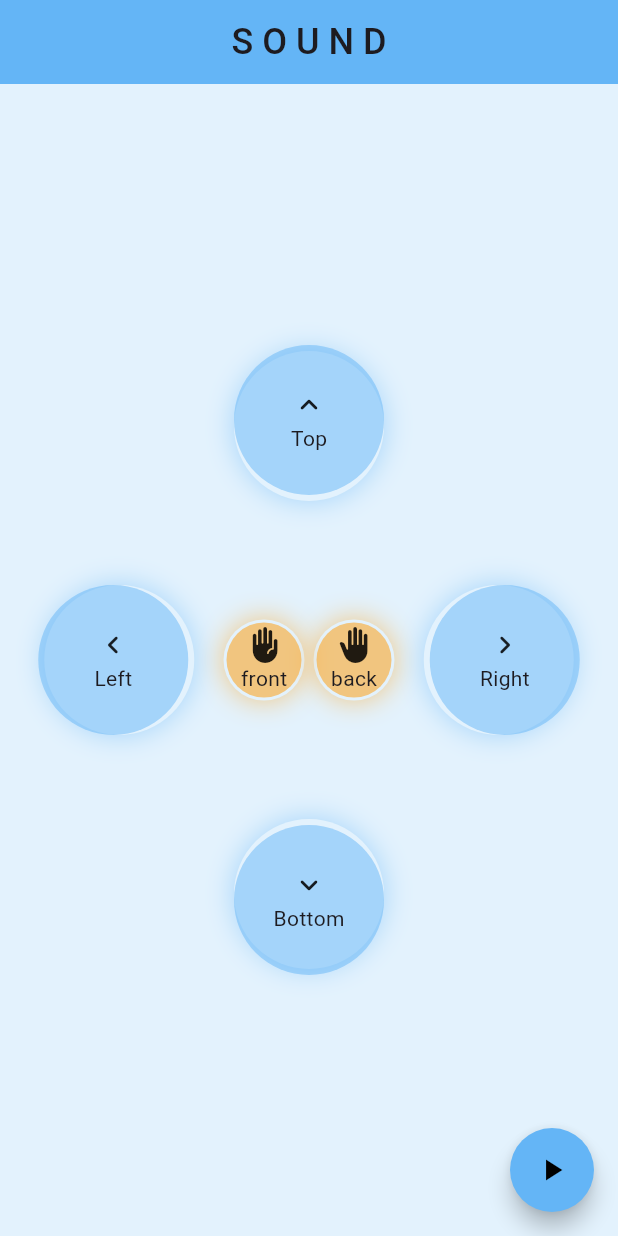
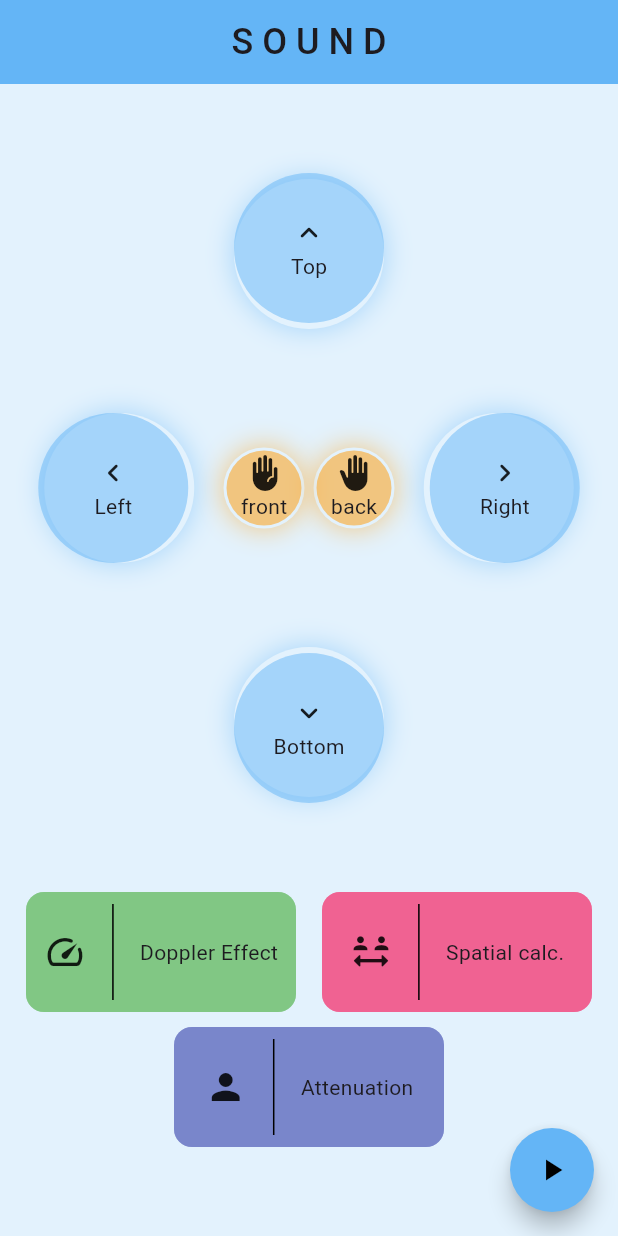
Before and after one commit to mojit-r/sound_space, a Flutter app: the screen it shows after launch, on a phone screen of 412 x 824 dp. Run offline on Flutter 3.47's test engine with Material 3 defaults, Android fonts, the phone set to English and light mode, and no system bars; missing offline and left inert: flutter_soloud.

Commit message:
added Rectangular buttons UI

```diff
--- a/lib/screen/homescreen.dart
+++ b/lib/screen/homescreen.dart
@@ -2,6 +2,7 @@ import 'package:flutter/material.dart';
 import 'package:provider/provider.dart';
 import 'package:sound_space/provider/audio_provider.dart';
 import 'package:sound_space/widgets/circular_button.dart';
+import 'package:sound_space/widgets/rectangular_button.dart';
 
 class HomeScreen extends StatefulWidget {
   const HomeScreen({super.key});
@@ -32,89 +33,37 @@ class _HomeScreenState extends State<HomeScreen> {
         backgroundColor: Colors.blue.shade300,
       ),
       body: Column(
-        mainAxisAlignment: MainAxisAlignment.center,
+        mainAxisAlignment: MainAxisAlignment.spaceEvenly,
         children: [
-          circularButton(
-            onTap: () {
-              audio.directSound(0.0, 5.0, 0.0);
-              debugPrint('⬆️ sound playing from the top');
-            },
-            icon: Icons.keyboard_arrow_up_rounded,
-            label: 'Top',
-            shadowOffset: const Offset(0, 4),
-          ),
-
-          const SizedBox(height: 60),
-
-          Row(
-            mainAxisAlignment: MainAxisAlignment.spaceEvenly,
+          _upperSection(audio),
+          Column(
             children: [
-              circularButton(
-                onTap: () {
-                  audio.directSound(-5.0, 0.0, 0.0);
-                  debugPrint('⬅️ sound playing from the left');
-                },
-                icon: Icons.keyboard_arrow_left_rounded,
-                label: 'Left',
-                shadowOffset: const Offset(4, 0),
-              ),
-
               Row(
+                mainAxisAlignment: MainAxisAlignment.spaceEvenly,
                 children: [
-                  circularButton(
-                    onTap: () {
-                      audio.directSound(0.0, 0.0, -5.0);
-                      debugPrint('✋ sound playing from front');
-                    },
-                    icon: Icons.front_hand_rounded,
-                    label: 'front',
-                    shadowOffset: const Offset(0, 0),
-                    color: Colors.orange,
-                    height: 50,
-                    width: 50,
-                    shadowSpreadRadius: 2,
+                  RectangularButton(
+                    onTap: () {},
+                    label: 'Doppler Effect',
+                    icon: Icons.speed_rounded,
+                    color: Colors.green.shade300,
                   ),
-
-                  const SizedBox(width: 10),
-
-                  circularButton(
-                    onTap: () {
-                      audio.directSound(0.0, 0.0, 5.0);
-                      debugPrint('🤚 sound playing from back');
-                    },
-                    icon: Icons.back_hand_rounded,
-                    label: 'back',
-                    shadowOffset: const Offset(0, 0),
-                    color: Colors.orange,
-                    height: 50,
-                    width: 50,
-                    shadowSpreadRadius: 2,
+                  RectangularButton(
+                    onTap: () {},
+                    label: 'Spatial calc.',
+                    icon: Icons.social_distance_rounded,
+                    color: Colors.pink.shade300,
                   ),
                 ],
               ),
 
-              circularButton(
-                onTap: () {
-                  audio.directSound(5.0, 0.0, 0.0);
-                  debugPrint('➡️ sound playing from right');
-                },
-                icon: Icons.keyboard_arrow_right_rounded,
-                label: 'Right',
-                shadowOffset: const Offset(-4, 0),
+              const SizedBox(height: 10),
+              RectangularButton(
+                onTap: () {},
+                label: 'Attenuation',
+                icon: Icons.person,
+                color: Colors.indigo.shade300,
               ),
             ],
-          ),
-
-          const SizedBox(height: 60),
-
-          circularButton(
-            onTap: () {
-              audio.directSound(0.0, -5.0, 0.0);
-              debugPrint('⬇️ sound playing from bottom');
-            },
-            icon: Icons.keyboard_arrow_down_rounded,
-            label: 'Bottom',
-            shadowOffset: const Offset(0, -4),
           ),
         ],
       ),
@@ -132,4 +81,94 @@ class _HomeScreenState extends State<HomeScreen> {
       ),
     );
   }
+
+  Column _upperSection(AudioProvider audio) {
+    return Column(
+      mainAxisAlignment: MainAxisAlignment.center,
+      children: [
+        CircularButton(
+          onTap: () {
+            audio.directSound(0.0, 5.0, 0.0);
+            debugPrint('⬆️ sound playing from the top');
+          },
+          icon: Icons.keyboard_arrow_up_rounded,
+          label: 'Top',
+          shadowOffset: const Offset(0, 4),
+        ),
+
+        const SizedBox(height: 60),
+
+        Row(
+          mainAxisAlignment: MainAxisAlignment.spaceEvenly,
+          children: [
+            CircularButton(
+              onTap: () {
+                audio.directSound(-5.0, 0.0, 0.0);
+                debugPrint('⬅️ sound playing from the left');
+              },
+              icon: Icons.keyboard_arrow_left_rounded,
+              label: 'Left',
+              shadowOffset: const Offset(4, 0),
+            ),
+
+            Row(
+              children: [
+                CircularButton(
+                  onTap: () {
+                    audio.directSound(0.0, 0.0, -5.0);
+                    debugPrint('✋ sound playing from front');
+                  },
+                  icon: Icons.front_hand_rounded,
+                  label: 'front',
+                  shadowOffset: const Offset(0, 0),
+                  color: Colors.orange,
+                  height: 50,
+                  width: 50,
+                  shadowSpreadRadius: 2,
+                ),
+
+                const SizedBox(width: 10),
+
+                CircularButton(
+                  onTap: () {
+                    audio.directSound(0.0, 0.0, 5.0);
+                    debugPrint('🤚 sound playing from back');
+                  },
+                  icon: Icons.back_hand_rounded,
+                  label: 'back',
+                  shadowOffset: const Offset(0, 0),
+                  color: Colors.orange,
+                  height: 50,
+                  width: 50,
+                  shadowSpreadRadius: 2,
+                ),
+              ],
+            ),
+
+            CircularButton(
+              onTap: () {
+                audio.directSound(5.0, 0.0, 0.0);
+                debugPrint('➡️ sound playing from right');
+              },
+              icon: Icons.keyboard_arrow_right_rounded,
+              label: 'Right',
+              shadowOffset: const Offset(-4, 0),
+            ),
+          ],
+        ),
+
+        const SizedBox(height: 60),
+
+        CircularButton(
+          onTap: () {
+            audio.directSound(0.0, -5.0, 0.0);
+            debugPrint('⬇️ sound playing from bottom');
+          },
+          icon: Icons.keyboard_arrow_down_rounded,
+          label: 'Bottom',
+          shadowOffset: const Offset(0, -4),
+        ),
+      ],
+    );
+  }
 }
--- a/lib/widgets/circular_button.dart
+++ b/lib/widgets/circular_button.dart
@@ -1,15 +1,29 @@
 import 'package:flutter/material.dart';
 
-Widget circularButton({
-  required VoidCallback onTap,
-  required IconData icon,
-  required Offset shadowOffset,
-  String label = '',
-  Color color = const Color.fromRGBO(100, 181, 246, 1),
-  double height = 100,
-  double width = 100,
-  double shadowSpreadRadius = 0,
-}) {
+class CircularButton extends StatelessWidget {
+  final VoidCallback onTap;
+  final IconData icon;
+  final Offset shadowOffset;
+  final String label;
+  final Color color;
+  final double height;
+  final double width;
+  final double shadowSpreadRadius;
+
+  const CircularButton({
+    super.key,
+    required this.onTap,
+    required this.icon,
+    required this.shadowOffset,
+    this.label = '',
+    this.color = const Color.fromRGBO(100, 181, 246, 1),
+    this.height = 100,
+    this.width = 100,
+    this.shadowSpreadRadius = 0,
+  });
+
+  @override
+  Widget build(BuildContext context) {
     return GestureDetector(
       onTap: onTap,
       child: Container(
@@ -35,3 +49,4 @@ Widget circularButton({
       ),
     );
   }
+}
--- /dev/null
+++ b/lib/widgets/rectangular_button.dart
@@ -0,0 +1,44 @@
+import 'package:flutter/material.dart';
+
+class RectangularButton extends StatelessWidget {
+  final VoidCallback onTap;
+  final String label;
+  final IconData icon;
+  final Color color;
+
+  const RectangularButton({
+    super.key,
+    required this.onTap,
+    required this.label,
+    required this.icon,
+    required this.color,
+  });
+
+  @override
+  Widget build(BuildContext context) {
+    return GestureDetector(
+      onTap: onTap,
+      child: Container(
+        height: 80,
+        width: 180,
+        decoration: BoxDecoration(
+          shape: BoxShape.rectangle,
+          borderRadius: BorderRadius.circular(12),
+          color: color,
+          boxShadow: [BoxShadow(color: color.withValues(alpha: 0.5))],
+        ),
+        child: Row(
+          mainAxisAlignment: MainAxisAlignment.center,
+          crossAxisAlignment: CrossAxisAlignment.center,
+          children: [
+            Icon(icon, size: 28),
+            const SizedBox(width: 10),
+            const VerticalDivider(color: Colors.black, indent: 8, endIndent: 8),
+            const SizedBox(width: 10),
+            Text(label),
+          ],
+        ),
+      ),
+    );
+  }
+}
```
Lines whose indentation alone changed are shown as unchanged.
